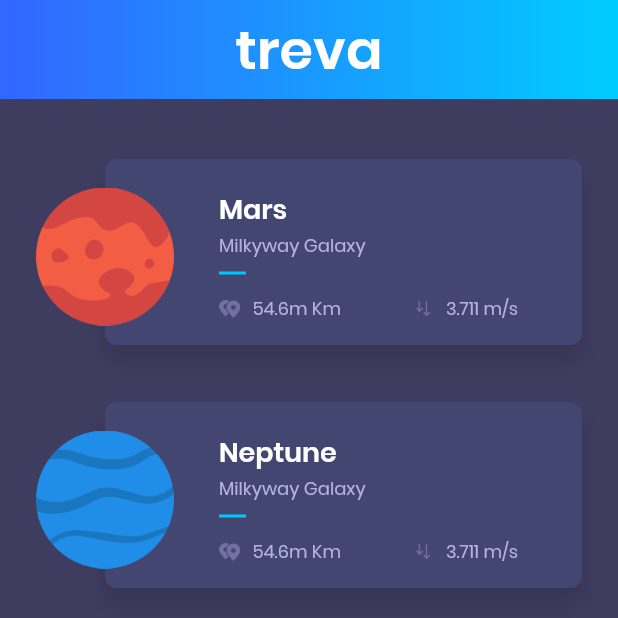
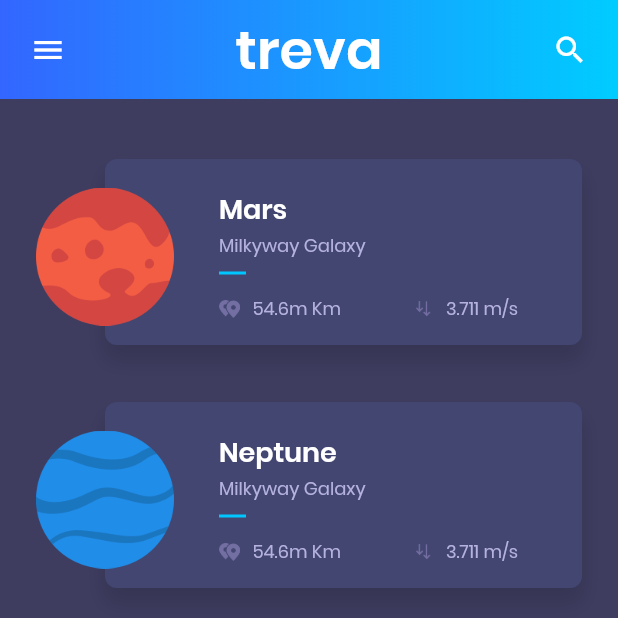
Before and after one commit to leandronishijima/planets_flutter, a Flutter app: the screen it shows after launch, on a phone screen of 412 x 824 dp, the top half of it. Run offline on Flutter 3.47's test engine with Material 2 defaults, Android fonts, the phone set to English and light mode, and no system bars.

Commit message:
new icons on AppBar on body page

```diff
--- a/lib/ui/home/GradientAppBar.dart
+++ b/lib/ui/home/GradientAppBar.dart
@@ -11,7 +11,7 @@ class GradientAppBar extends StatelessWidget {
     final double statusBarHeight = MediaQuery.of(context).padding.top;
 
     return Container(
-      padding: EdgeInsets.only(top: statusBarHeight),
+        padding: EdgeInsets.only(top: statusBarHeight, left: 20.0, right: 20.0),
         height: statusBarHeight + barHeight,
         decoration: BoxDecoration(
           gradient: LinearGradient(
@@ -21,8 +21,14 @@ class GradientAppBar extends StatelessWidget {
               stops: [0.0, 1.0],
               tileMode: TileMode.clamp),
         ),
-      child: Center(
-        child: Text(
+        child: Row(
+            mainAxisAlignment: MainAxisAlignment.spaceBetween,
+            children: <Widget>[
+              Icon(
+                Icons.menu,
+                color: Colors.white,
+              ),
+              Text(
                 title,
                 style: TextStyle(
                     color: Colors.white,
@@ -30,7 +36,10 @@ class GradientAppBar extends StatelessWidget {
                     fontWeight: FontWeight.w600,
                     fontSize: 36.0),
               ),
-      ),
-    );
+              Icon(
+                Icons.search,
+                color: Colors.white,
+              )
+            ]));
   }
 }
```
Lines whose indentation alone changed are shown as unchanged.
